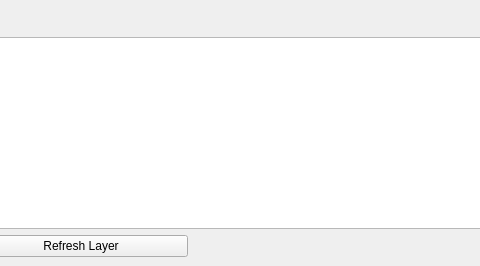
First picture: the form in move_dockwidget_base.ui, repository MobilityDB/move, before the edit; both pictures show x 255 to 735 and y 0 to 266 of the 1191 by 266 pixel window.
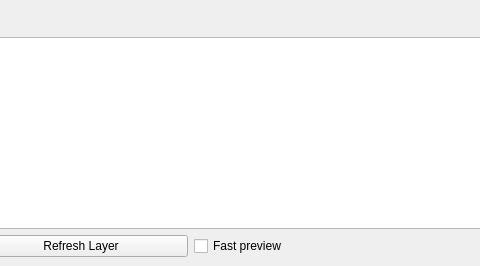
Second picture: the form after the edit.

Commit message: Draw temporal points directly on the map canvas with Fast preview

```diff
--- a/move_dockwidget_base.ui
+++ b/move_dockwidget_base.ui
@@ -80,6 +80,16 @@
         </property>
        </widget>
       </item>
+      <item>
+       <widget class="QCheckBox" name="checkbox_fast_preview">
+        <property name="toolTip">
+         <string>Draw the temporal points of the next query directly on the map canvas instead of as layers: a faster animation, without a layer in the layer tree, identify, selection, attribute table or print layout.</string>
+        </property>
+        <property name="text">
+         <string>Fast preview</string>
+        </property>
+       </widget>
+      </item>
       <item>
        <spacer name="horizontalSpacer">
         <property name="orientation">
```
The commit also changes 5 other files.
